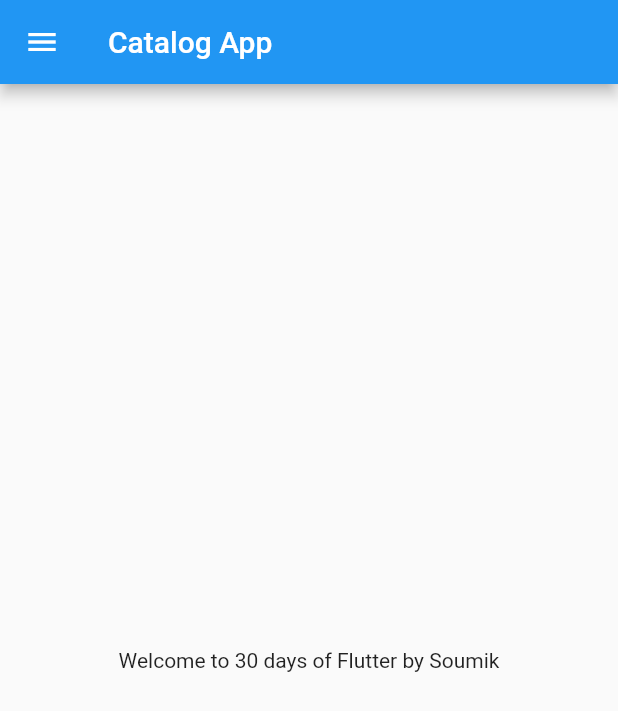
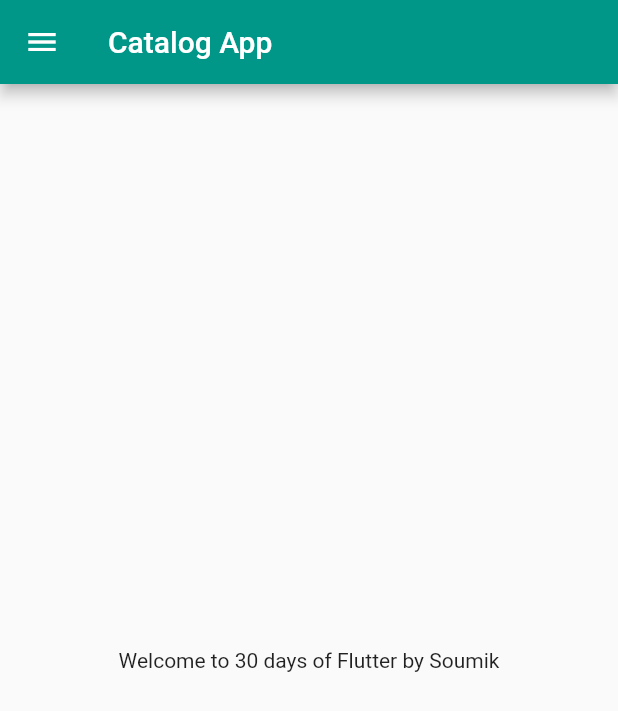
Before and after one commit to Soumik-0406/Flutter_Project1, a Flutter app: the screen it shows after launch, on a phone screen of 412 x 824 dp. Shown: the top 711 px of the screen. Run offline on Flutter 3.47's test engine with Material 2 defaults, Android fonts, the phone set to English and light mode, and no system bars.

Commit message:
Day 3 completed

```diff
--- a/lib/main.dart
+++ b/lib/main.dart
@@ -1,6 +1,7 @@
 import 'package:flutter/material.dart';
+import 'package:project_1/pages/login_page.dart';
 
-import 'home_page.dart';
+import 'pages/home_page.dart';
 
 void main() {
   runApp(MyApp());
@@ -18,7 +19,17 @@ class MyApp extends StatelessWidget {
     // const pi = 3.14;
 
     return MaterialApp(
-      home: HomePage()
+      // home: HomePage(),
+      themeMode: ThemeMode.light,
+      theme: ThemeData(primarySwatch: Colors.teal),
+      darkTheme: ThemeData(brightness: Brightness.dark
+      ),
+      initialRoute: "/home",
+      routes: {
+        "/": (context) => LoginPage(),
+        "/home": (context) => HomePage(),
+        "/login": (context) => LoginPage(),
+      },
     );
   }
 }
```
Also changed, not shown: lib/pages/login_page.dart (added, +22 -0 lines), lib/pages/home_page.dart (renamed from lib/home_page.dart).
